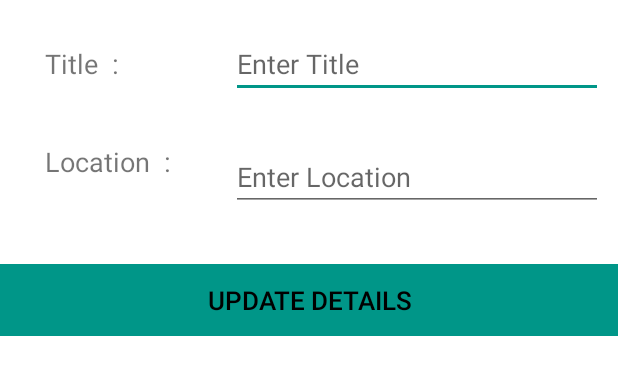
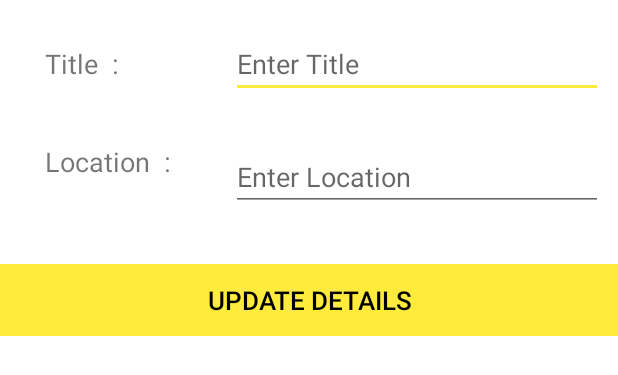
Before and after one commit to chestream/chestream_android, an Android app: the layout post_video_dialog.xml on its own in the app's theme, with its tools: preview values and no code run, on a phone screen of 412 x 824 dp. Shown: the top 375 px of the screen. Run offline under Robolectric (Android 15) with nearby library versions, the phone set to English and light mode, and no system bars.

Commit message:
color changes
Signed-off-by: laavanye <laavanye.bahl@gmail.com>

```diff
--- a/app/src/main/res/values/colors.xml
+++ b/app/src/main/res/values/colors.xml
@@ -1,9 +1,9 @@
 <?xml version="1.0" encoding="utf-8"?>
 <resources>
 
-    <color name="colorPrimary">#4e802b</color>
-    <color name="colorPrimaryDark">#446f26</color>
-    <color name="colorAccent">#009688</color>
+    <color name="colorPrimary">#ffc107</color>
+    <color name="colorPrimaryDark">#ffa000</color>
+    <color name="colorAccent">#ffeb3b</color>
 
     <integer-array name="gplus_colors">
         <item>@color/gplus_color_1</item>
```
